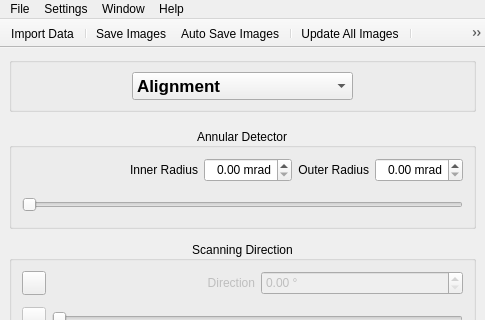
Qt form gui/Quant4D_FigForm.ui (bryandesser/pyQuant4D) before a commit; both pictures show x 0 to 485 and y 0 to 320 of the 485 by 778 pixel window.
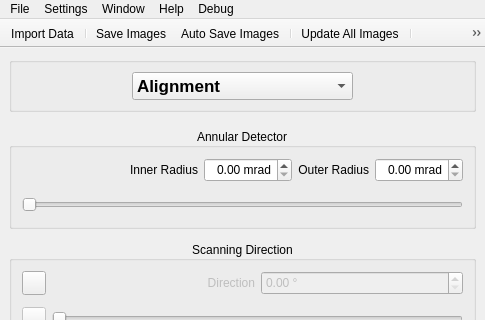
The same form after that commit. Icons and pictures are not drawn. Custom widgets are drawn as their Qt base class.

Patch:
```diff
--- a/gui/Quant4D_FigForm.ui
+++ b/gui/Quant4D_FigForm.ui
@@ -2775,10 +2775,19 @@
     <addaction name="separator"/>
     <addaction name="actionAbout_Quant4D"/>
    </widget>
+   <widget class="QMenu" name="menuDebug">
+    <property name="title">
+     <string>Debug</string>
+    </property>
+    <addaction name="debugImport"/>
+    <addaction name="enableAllUIs"/>
+    <addaction name="breakpoint"/>
+   </widget>
    <addaction name="menuFile"/>
    <addaction name="menuSettings"/>
    <addaction name="menuWindow"/>
    <addaction name="menuHelp"/>
+   <addaction name="menuDebug"/>
   </widget>
   <widget class="QToolBar" name="toolBar">
    <property name="windowTitle">
```
Left out of the diff: 42 changed lines with no effect on the pictures.
